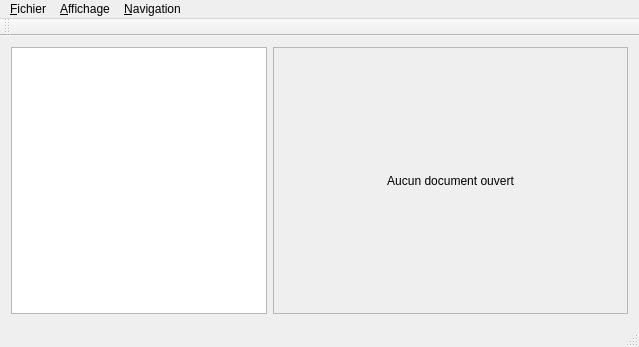
Before: the Qt Designer form qflex/mainwindow.ui in antigol/Qflex, drawn with Qt 5.
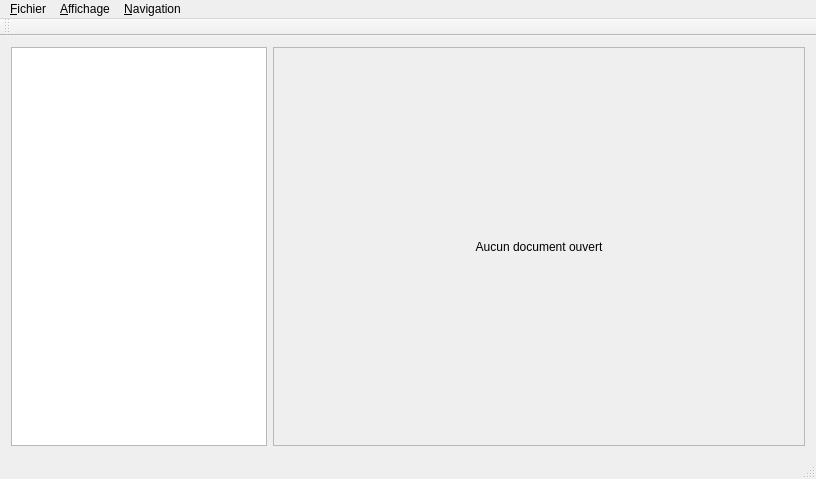
After: the same form once the commit is applied.

Commit message: Fait : Local mode (avec QSettings, fichiers non accessibles) A faire : Tout téléchager A faire : Trouver des beta testeur et faire une bug-list

What changed in the file:
```diff
--- a/qflex/mainwindow.ui
+++ b/qflex/mainwindow.ui
@@ -6,8 +6,8 @@
    <rect>
     <x>0</x>
     <y>0</y>
-    <width>639</width>
-    <height>347</height>
+    <width>816</width>
+    <height>479</height>
    </rect>
   </property>
   <property name="windowTitle">
@@ -46,8 +46,8 @@
         <rect>
          <x>0</x>
          <y>0</y>
-         <width>357</width>
-         <height>267</height>
+         <width>534</width>
+         <height>399</height>
         </rect>
        </property>
        <layout class="QVBoxLayout" name="verticalLayout">
@@ -72,7 +72,7 @@
     <rect>
      <x>0</x>
      <y>0</y>
-     <width>639</width>
+     <width>816</width>
      <height>25</height>
     </rect>
    </property>
```
Left out of the diff: 2 changed lines with no effect on the pictures. The commit also changes 2 other files.
